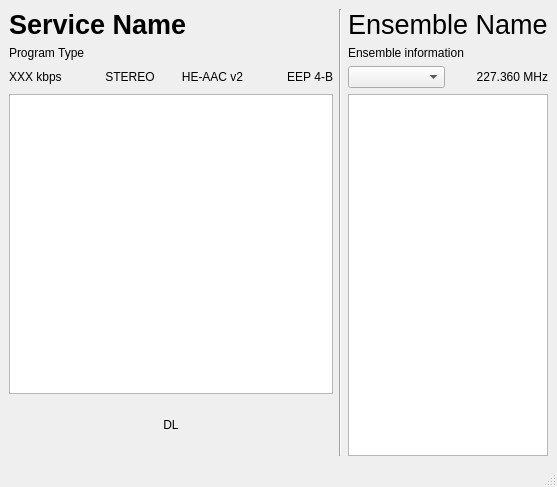
Above: gui/mainwindow.ui from KejPi/AbracaDABra before the change. Below: the same form after it.
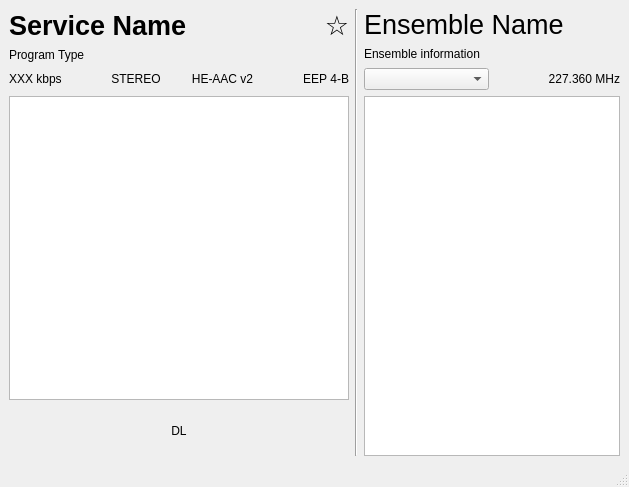
That is the form after the change. Custom widgets are drawn as their Qt base class.

Commit message: Favorites label, settings of favorite by clicking icon in UI. Not indicated in service list yet

```diff
--- a/gui/mainwindow.ui
+++ b/gui/mainwindow.ui
@@ -6,7 +6,7 @@
    <rect>
     <x>0</x>
     <y>0</y>
-    <width>553</width>
+    <width>629</width>
     <height>487</height>
    </rect>
   </property>
@@ -21,32 +21,58 @@
   </property>
   <widget class="QWidget" name="centralwidget">
    <layout class="QGridLayout" name="gridLayout">
-    <item row="5" column="0">
-     <widget class="QLabel" name="dynamicLabel">
-      <property name="minimumSize">
-       <size>
-        <width>0</width>
-        <height>50</height>
-       </size>
-      </property>
-      <property name="maximumSize">
-       <size>
-        <width>16777215</width>
-        <height>100</height>
-       </size>
-      </property>
-      <property name="text">
-       <string>DL</string>
-      </property>
-      <property name="alignment">
-       <set>Qt::AlignCenter</set>
-      </property>
-      <property name="wordWrap">
-       <bool>true</bool>
+    <item row="0" column="0">
+     <layout class="QVBoxLayout" name="serviceLayout">
+      <item>
+       <layout class="QHBoxLayout" name="horizontalLayout">
+        <item>
+         <widget class="QLabel" name="serviceLabel">
+          <property name="font">
+           <font>
+            <pointsize>20</pointsize>
+            <weight>75</weight>
+            <bold>true</bold>
+           </font>
+          </property>
+          <property name="text">
+           <string>Service Name</string>
+          </property>
+         </widget>
+        </item>
+        <item>
+         <widget class="FavoriteLabel" name="favoriteLabel">
+          <property name="font">
+           <font>
+            <pointsize>20</pointsize>
+           </font>
+          </property>
+          <property name="text">
+           <string>☆</string>
+          </property>
+          <property name="alignment">
+           <set>Qt::AlignRight|Qt::AlignTrailing|Qt::AlignVCenter</set>
+          </property>
+         </widget>
+        </item>
+       </layout>
+      </item>
+      <item>
+       <widget class="QLabel" name="programTypeLabel">
+        <property name="text">
+         <string>Program Type</string>
+        </property>
+       </widget>
+      </item>
+     </layout>
+    </item>
+    <item row="0" column="1" rowspan="4">
+     <widget class="Line" name="line">
+      <property name="orientation">
+       <enum>Qt::Vertical</enum>
       </property>
      </widget>
     </item>
-    <item row="2" column="2">
+    <item row="0" column="2">
      <layout class="QVBoxLayout" name="ensembleLayout">
       <item>
        <widget class="QLabel" name="ensembleLabel">
@@ -71,7 +97,68 @@
       </item>
      </layout>
     </item>
-    <item row="4" column="0">
+    <item row="1" column="0">
+     <layout class="QHBoxLayout" name="audioLayout">
+      <item>
+       <widget class="QLabel" name="audioBitrateLabel">
+        <property name="text">
+         <string>XXX kbps</string>
+        </property>
+        <property name="alignment">
+         <set>Qt::AlignLeading|Qt::AlignLeft|Qt::AlignVCenter</set>
+        </property>
+       </widget>
+      </item>
+      <item>
+       <widget class="QLabel" name="stereoLabel">
+        <property name="text">
+         <string>STEREO</string>
+        </property>
+        <property name="alignment">
+         <set>Qt::AlignCenter</set>
+        </property>
+       </widget>
+      </item>
+      <item>
+       <widget class="QLabel" name="audioEncodingLabel">
+        <property name="text">
+         <string>HE-AAC v2</string>
+        </property>
+        <property name="alignment">
+         <set>Qt::AlignCenter</set>
+        </property>
+       </widget>
+      </item>
+      <item>
+       <widget class="QLabel" name="protectionLabel">
+        <property name="text">
+         <string>EEP 4-B</string>
+        </property>
+        <property name="alignment">
+         <set>Qt::AlignRight|Qt::AlignTrailing|Qt::AlignVCenter</set>
+        </property>
+       </widget>
+      </item>
+     </layout>
+    </item>
+    <item row="1" column="2">
+     <layout class="QHBoxLayout" name="channeLayout">
+      <item>
+       <widget class="QComboBox" name="channelCombo"/>
+      </item>
+      <item>
+       <widget class="QLabel" name="frequencyLabel">
+        <property name="text">
+         <string>227.360 MHz</string>
+        </property>
+        <property name="alignment">
+         <set>Qt::AlignRight|Qt::AlignTrailing|Qt::AlignVCenter</set>
+        </property>
+       </widget>
+      </item>
+     </layout>
+    </item>
+    <item row="2" column="0">
      <widget class="SLSView" name="slsView">
       <property name="minimumSize">
        <size>
@@ -81,7 +168,32 @@
       </property>
      </widget>
     </item>
-    <item row="4" column="2" rowspan="3">
+    <item row="3" column="0">
+     <widget class="QLabel" name="dynamicLabel">
+      <property name="minimumSize">
+       <size>
+        <width>0</width>
+        <height>50</height>
+       </size>
+      </property>
+      <property name="maximumSize">
+       <size>
+        <width>16777215</width>
+        <height>100</height>
+       </size>
+      </property>
+      <property name="text">
+       <string>DL</string>
+      </property>
+      <property name="alignment">
+       <set>Qt::AlignCenter</set>
+      </property>
+      <property name="wordWrap">
+       <bool>true</bool>
+      </property>
+     </widget>
+    </item>
+    <item row="2" column="2" rowspan="2">
      <widget class="QListView" name="serviceListView">
       <property name="sizePolicy">
        <sizepolicy hsizetype="Minimum" vsizetype="MinimumExpanding">
@@ -103,99 +215,6 @@
       </property>
      </widget>
     </item>
-    <item row="2" column="1" rowspan="5">
-     <widget class="Line" name="line">
-      <property name="orientation">
-       <enum>Qt::Vertical</enum>
-      </property>
-     </widget>
-    </item>
-    <item row="3" column="2">
-     <layout class="QHBoxLayout" name="channeLayout">
-      <item>
-       <widget class="QComboBox" name="channelCombo"/>
-      </item>
-      <item>
-       <widget class="QLabel" name="frequencyLabel">
-        <property name="text">
-         <string>227.360 MHz</string>
-        </property>
-        <property name="alignment">
-         <set>Qt::AlignRight|Qt::AlignTrailing|Qt::AlignVCenter</set>
-        </property>
-       </widget>
-      </item>
-     </layout>
-    </item>
-    <item row="2" column="0">
-     <layout class="QVBoxLayout" name="serviceLayout">
-      <item>
-       <widget class="QLabel" name="serviceLabel">
-        <property name="font">
-         <font>
-          <pointsize>20</pointsize>
-          <weight>75</weight>
-          <bold>true</bold>
-         </font>
-        </property>
-        <property name="text">
-         <string>Service Name</string>
-        </property>
-       </widget>
-      </item>
-      <item>
-       <widget class="QLabel" name="programTypeLabel">
-        <property name="text">
-         <string>Program Type</string>
-        </property>
-       </widget>
-      </item>
-     </layout>
-    </item>
-    <item row="3" column="0">
-     <layout class="QHBoxLayout" name="audioLayout">
-      <item>
-       <widget class="QLabel" name="audioBitrateLabel">
-        <property name="text">
-         <string>XXX kbps</string>
-        </property>
-        <property name="alignment">
-         <set>Qt::AlignLeading|Qt::AlignLeft|Qt::AlignVCenter</set>
-        </property>
-       </widget>
-      </item>
-      <item>
-       <widget class="QLabel" name="stereoLabel">
-        <property name="text">
-         <string>STEREO</string>
-        </property>
-        <property name="alignment">
-         <set>Qt::AlignCenter</set>
-        </property>
-       </widget>
-      </item>
-      <item>
-       <widget class="QLabel" name="audioEncodingLabel">
-        <property name="text">
-         <string>HE-AAC v2</string>
-        </property>
-        <property name="alignment">
-         <set>Qt::AlignCenter</set>
-        </property>
-       </widget>
-      </item>
-      <item>
-       <widget class="QLabel" name="protectionLabel">
-        <property name="text">
-         <string>EEP 4-B</string>
-        </property>
-        <property name="alignment">
-         <set>Qt::AlignRight|Qt::AlignTrailing|Qt::AlignVCenter</set>
-        </property>
-       </widget>
-      </item>
-     </layout>
-    </item>
    </layout>
   </widget>
   <widget class="QMenuBar" name="menubar">
@@ -216,6 +235,11 @@
    <extends>QGraphicsView</extends>
    <header>mainwindow.h</header>
   </customwidget>
+  <customwidget>
+   <class>FavoriteLabel</class>
+   <extends>QLabel</extends>
+   <header>favoritelabel.h</header>
+  </customwidget>
  </customwidgets>
  <resources/>
  <connections/>
```
Left out of the diff: 2 changed lines with no effect on the pictures. The commit also changes 11 other files.
